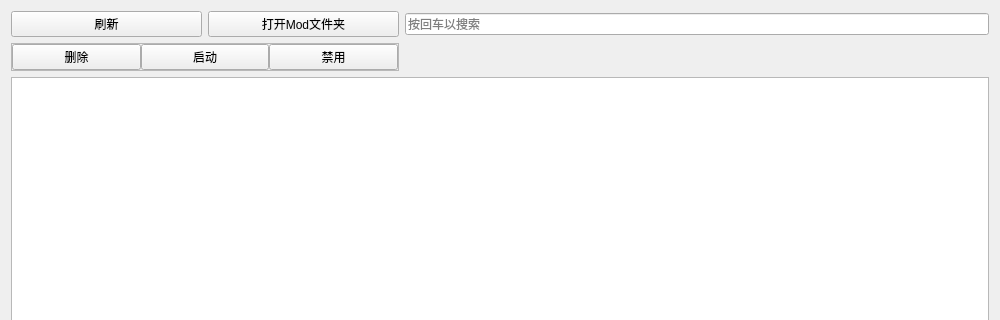
Before: the Qt Designer form FMCL/Functions/ModManager/ModManager.ui in 1604042736/FMCL, drawn with Qt 5; both pictures show x 0 to 1000 and y 0 to 320 of the 1000 by 618 pixel window.
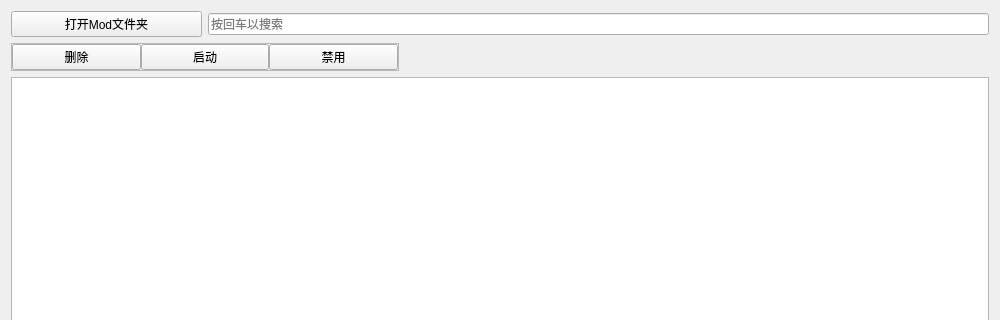
After: the same form once the commit is applied. Custom widgets are drawn as their Qt base class.

```diff
--- a/FMCL/Functions/ModManager/ModManager.ui
+++ b/FMCL/Functions/ModManager/ModManager.ui
@@ -14,20 +14,6 @@
    <string>Mod管理</string>
   </property>
   <layout class="QGridLayout" name="gridLayout">
-   <item row="0" column="2" colspan="3">
-    <widget class="LineEdit" name="le_search">
-     <property name="placeholderText">
-      <string>按回车以搜索</string>
-     </property>
-    </widget>
-   </item>
-   <item row="0" column="0">
-    <widget class="PushButton" name="pb_refresh">
-     <property name="text">
-      <string>刷新</string>
-     </property>
-    </widget>
-   </item>
    <item row="3" column="0" colspan="5">
     <widget class="ListWidget" name="lw_mods">
      <property name="editTriggers">
@@ -44,13 +30,6 @@
      </property>
     </widget>
    </item>
-   <item row="0" column="1">
-    <widget class="PushButton" name="pb_openmodir">
-     <property name="text">
-      <string>打开Mod文件夹</string>
-     </property>
-    </widget>
-   </item>
    <item row="1" column="0" colspan="2">
     <widget class="QFrame" name="f_operate">
      <property name="enabled">
@@ -111,6 +90,20 @@
      </layout>
     </widget>
    </item>
+   <item row="0" column="0">
+    <widget class="PushButton" name="pb_openmodir">
+     <property name="text">
+      <string>打开Mod文件夹</string>
+     </property>
+    </widget>
+   </item>
+   <item row="0" column="1" colspan="4">
+    <widget class="LineEdit" name="le_search">
+     <property name="placeholderText">
+      <string>按回车以搜索</string>
+     </property>
+    </widget>
+   </item>
   </layout>
  </widget>
  <customwidgets>
```
